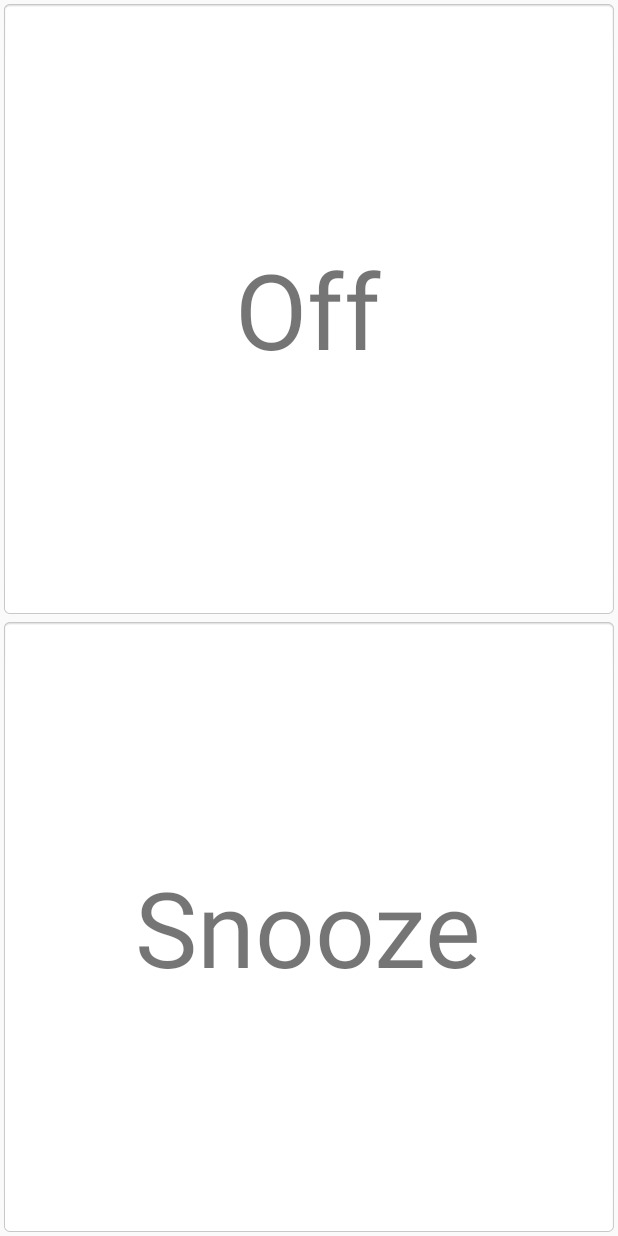
After one commit to mllemango/HapticMusicPlayer, an Android app: the layout activity_alarm_clock.xml on its own in the app's theme, with its tools: preview values and no code run, on a phone screen of 412 x 824 dp. The commit adds this screen. Run offline under Robolectric (Android 15) with nearby library versions, the phone set to English and light mode, and no system bars.

Commit message:
added new alarmclock page

```diff
--- a/app/src/main/AndroidManifest.xml
+++ b/app/src/main/AndroidManifest.xml
@@ -9,12 +9,12 @@
         android:roundIcon="@mipmap/ic_launcher_round"
         android:supportsRtl="true"
         android:theme="@style/AppTheme">
+        <activity android:name=".AlarmClock"></activity>
         <activity
             android:name=".PDSettings"
+            android:label="@string/title_activity_pdsettings"
             android:parentActivityName=".MainActivity"
-            android:label="@string/title_activity_pdsettings"
-            android:theme="@style/AppTheme.NoActionBar">
-        </activity>
+            android:theme="@style/AppTheme.NoActionBar"></activity>
         <activity android:name=".MainActivity">
             <intent-filter>
                 <action android:name="android.intent.action.MAIN" />
--- /dev/null
+++ b/app/src/main/res/layout/activity_alarm_clock.xml
@@ -0,0 +1,32 @@
+<?xml version="1.0" encoding="utf-8"?>
+<LinearLayout xmlns:android="http://schemas.android.com/apk/res/android"
+    xmlns:app="http://schemas.android.com/apk/res-auto"
+    xmlns:tools="http://schemas.android.com/tools"
+    android:layout_width="match_parent"
+    android:layout_height="match_parent"
+    tools:context=".AlarmClock"
+    android:weightSum="100"
+    android:orientation="vertical"
+    android:layout_gravity="center_horizontal">
+
+    <TextView
+        android:layout_width="match_parent"
+        android:layout_height="wrap_content"
+        android:layout_weight="50"
+        android:gravity="center_vertical"
+        android:text="Off"
+        android:textAlignment="center"
+        android:textSize="70sp"
+        android:background="@android:drawable/editbox_background"/>
+
+    <TextView
+        android:layout_width="match_parent"
+        android:layout_height="wrap_content"
+        android:layout_weight="50"
+        android:text="Snooze"
+        android:textAlignment="center"
+        android:textSize="70sp"
+        android:gravity="center_vertical"
+        android:background="@android:drawable/editbox_background"/>
+
+</LinearLayout>
```
Also changed, not shown: app/src/main/java/com/example/hapticmusicplayer/AlarmClock.java (added, +224 -0 lines), app/src/main/java/com/example/hapticmusicplayer/MainActivity.java (+15 -2 lines), app/src/main/res/layout/activity_main.xml (+16 -6 lines), app/src/main/res/drawable/alarm_clock.png (added).
